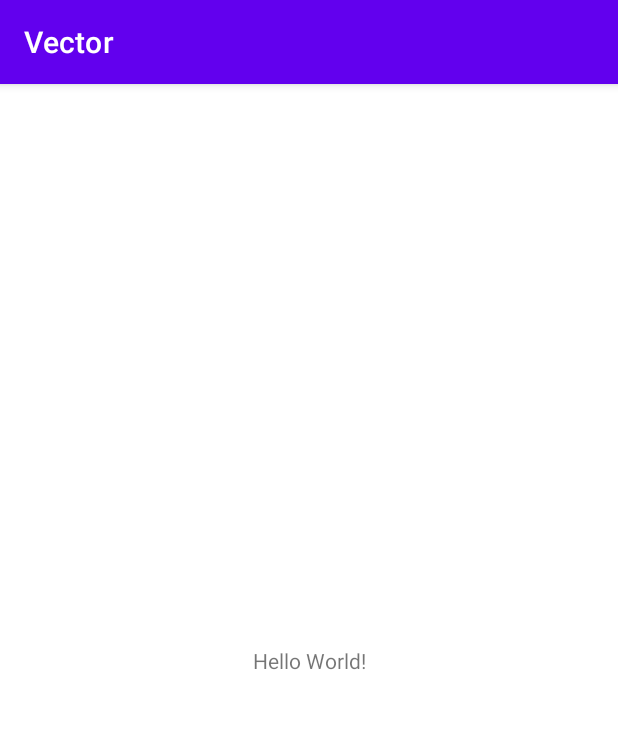
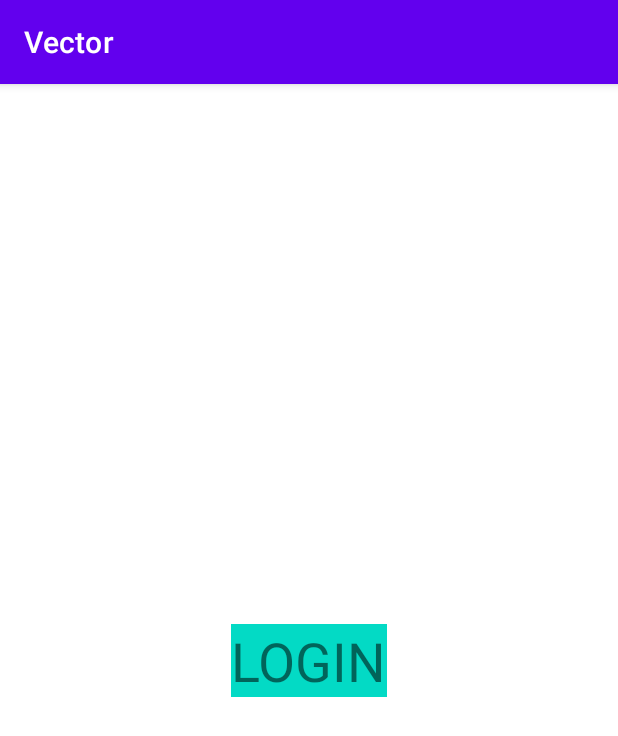
Before and after one commit to MikhailGorbach/_Vector, an Android app: the screen it shows after launch (MainActivity), on a phone screen of 412 x 824 dp. Shown: the top 736 px of the screen. Run offline under Robolectric (Android 15) with nearby library versions, the phone set to English and light mode, and no system bars.

Commit message:
added graph

```diff
--- a/app/build.gradle
+++ b/app/build.gradle
@@ -37,6 +37,10 @@ dependencies {
     implementation 'androidx.appcompat:appcompat:1.3.1'
     implementation 'com.google.android.material:material:1.4.0'
     implementation 'androidx.constraintlayout:constraintlayout:2.1.0'
+
+    implementation("androidx.navigation:navigation-fragment-ktx:2.3.5")
+    implementation("androidx.navigation:navigation-ui-ktx:2.3.5")
+
     testImplementation 'junit:junit:4.+'
     androidTestImplementation 'androidx.test.ext:junit:1.1.3'
     androidTestImplementation 'androidx.test.espresso:espresso-core:3.4.0'
--- /dev/null
+++ b/app/src/main/java/com/example/vector/screens/LoginFragment.kt
@@ -0,0 +1,6 @@
+package com.example.vector.screens
+
+import androidx.fragment.app.Fragment
+import com.example.vector.R
+
+class LoginFragment: Fragment(R.layout.fragment_login)
--- /dev/null
+++ b/app/src/main/java/com/example/vector/screens/MainFragment.kt
@@ -0,0 +1,6 @@
+package com.example.vector.screens
+
+import androidx.fragment.app.Fragment
+import com.example.vector.R
+
+class MainFragment: Fragment(R.layout.fragment_main)
--- /dev/null
+++ b/app/src/main/java/com/example/vector/screens/RegisterFragment.kt
@@ -0,0 +1,6 @@
+package com.example.vector.screens
+
+import androidx.fragment.app.Fragment
+import com.example.vector.R
+
+class RegisterFragment: Fragment(R.layout.fragment_register)
--- /dev/null
+++ b/app/src/main/java/com/example/vector/screens/SplachFragment.kt
@@ -0,0 +1,19 @@
+package com.example.vector.screens
+
+import android.os.Bundle
+import android.view.View
+import androidx.fragment.app.Fragment
+import androidx.navigation.fragment.findNavController
+import com.example.vector.R
+
+class SplachFragment: Fragment(R.layout.fragment_splash) {
+
+    override fun onViewCreated(view: View, savedInstanceState: Bundle?) {
+        super.onViewCreated(view, savedInstanceState)
+
+        view.postDelayed({
+            findNavController().navigate(R.id.action_splachFragment_to_loginFragment)
+        }, 3000)
+    }
+
+}
--- a/app/src/main/res/layout/activity_main.xml
+++ b/app/src/main/res/layout/activity_main.xml
@@ -6,10 +6,15 @@
     android:layout_height="match_parent"
     tools:context=".MainActivity">
 
-    <TextView
-        android:layout_width="wrap_content"
-        android:layout_height="wrap_content"
+    <androidx.fragment.app.FragmentContainerView
+        android:id="@+id/containerView"
+        android:layout_width="0dp"
+        android:layout_height="0dp"
         android:text="Hello World!"
+        android:textSize="36dp"
+        android:name="androidx.navigation.fragment.NavHostFragment"
+        app:defaultNavHost = "true"
+        app:navGraph="@navigation/nav_graph_application"
         app:layout_constraintBottom_toBottomOf="parent"
         app:layout_constraintLeft_toLeftOf="parent"
         app:layout_constraintRight_toRightOf="parent"
--- /dev/null
+++ b/app/src/main/res/layout/fragment_login.xml
@@ -0,0 +1,23 @@
+<?xml version="1.0" encoding="utf-8"?>
+<androidx.constraintlayout.widget.ConstraintLayout xmlns:android="http://schemas.android.com/apk/res/android"
+    xmlns:app="http://schemas.android.com/apk/res-auto"
+    xmlns:tools="http://schemas.android.com/tools"
+    android:layout_width="match_parent"
+    android:layout_height="match_parent">
+
+    <TextView
+        android:id="@+id/tv_log"
+        android:layout_width="wrap_content"
+        android:layout_height="wrap_content"
+        android:layout_marginStart="100dp"
+        android:layout_marginTop="200dp"
+        android:layout_marginEnd="100dp"
+        android:layout_marginBottom="200dp"
+        android:text="LOGIN"
+        android:textSize="36dp"
+        android:background="@color/teal_200"
+        app:layout_constraintBottom_toBottomOf="parent"
+        app:layout_constraintEnd_toEndOf="parent"
+        app:layout_constraintStart_toStartOf="parent"
+        app:layout_constraintTop_toTopOf="parent" />
+</androidx.constraintlayout.widget.ConstraintLayout>
--- /dev/null
+++ b/app/src/main/res/navigation/nav_graph_application.xml
@@ -0,0 +1,39 @@
+<?xml version="1.0" encoding="utf-8"?>
+<navigation xmlns:android="http://schemas.android.com/apk/res/android"
+             xmlns:app="http://schemas.android.com/apk/res-auto"
+    xmlns:tools="http://schemas.android.com/tools"
+    android:id="@+id/nav_graph_application"
+    app:startDestination="@id/splachFragment">
+
+    <fragment
+        android:id="@+id/loginFragment"
+        android:name="com.example.vector.screens.LoginFragment"
+        android:label="LoginFragment" >
+        <action
+            android:id="@+id/action_loginFragment_to_mainFragment"
+            app:destination="@id/mainFragment" />
+        <action
+            android:id="@+id/action_loginFragment_to_registerFragment"
+            app:destination="@id/registerFragment" />
+    </fragment>
+    <fragment
+        android:id="@+id/mainFragment"
+        android:name="com.example.vector.screens.MainFragment"
+        android:label="MainFragment" />
+    <fragment
+        android:id="@+id/registerFragment"
+        android:name="com.example.vector.screens.RegisterFragment"
+        android:label="RegisterFragment" >
+        <action
+            android:id="@+id/action_registerFragment_to_loginFragment"
+            app:destination="@id/loginFragment" />
+    </fragment>
+    <fragment
+        android:id="@+id/splachFragment"
+        android:name="com.example.vector.screens.SplachFragment"
+        android:label="SplachFragment" >
+        <action
+            android:id="@+id/action_splachFragment_to_loginFragment"
+            app:destination="@id/loginFragment" />
+    </fragment>
+</navigation>
```
Also changed, not shown: app/src/main/res/layout/fragment_main.xml (added, +22 -0 lines), app/src/main/res/layout/fragment_register.xml (added, +23 -0 lines), app/src/main/res/layout/fragment_splash.xml (added, +23 -0 lines).
